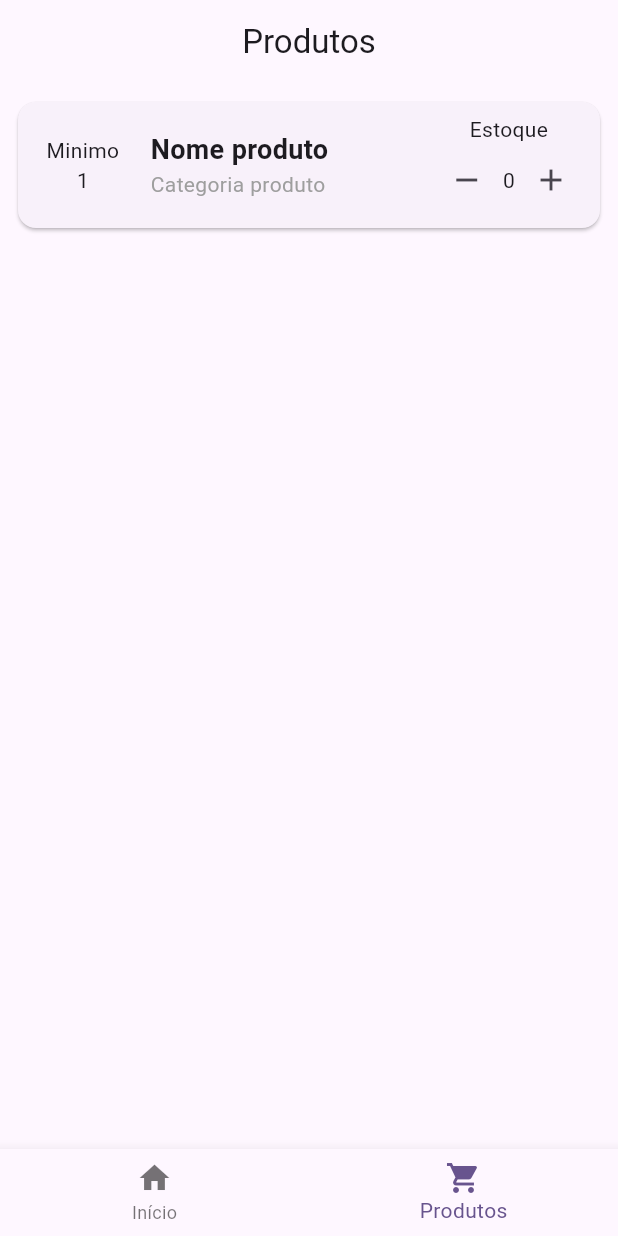
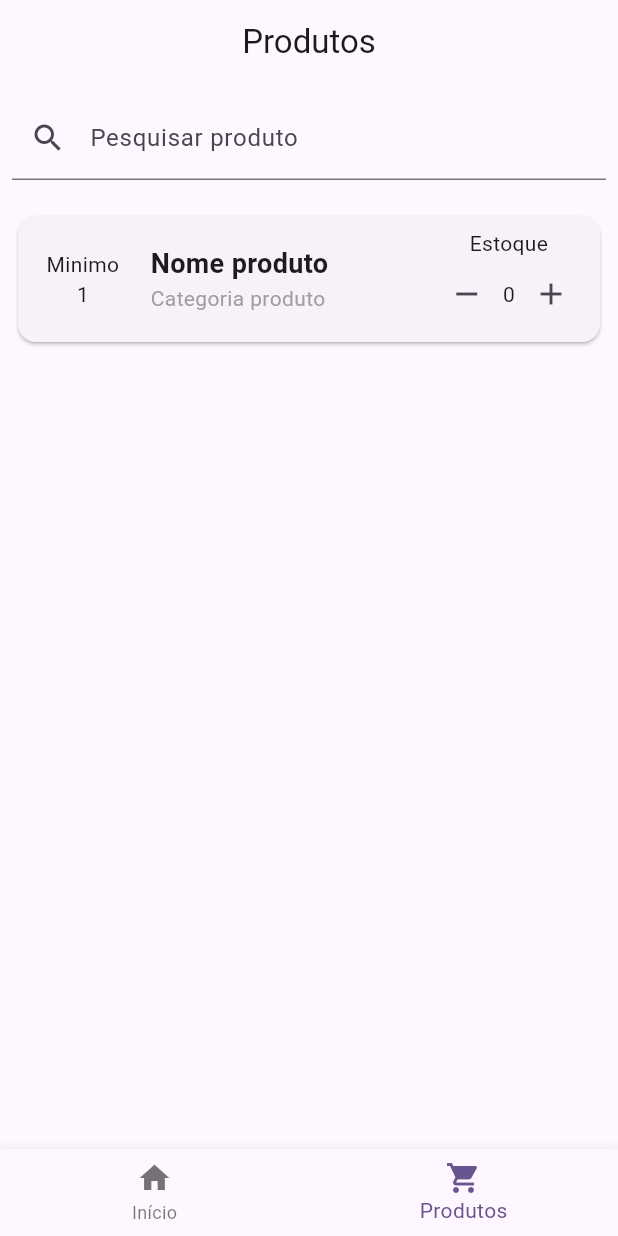
Before and after one commit to HebertCampos/sacola_na_mao, a Flutter app: the screen it shows after launch, swiped to page 2, on a phone screen of 412 x 824 dp. Run offline on Flutter 3.47's test engine with Material 2 defaults, Android fonts, the phone set to English and light mode, and no system bars.

Commit message:
Criando entrada para busca de produto

```diff
--- a/lib/pages/produtos_page.dart
+++ b/lib/pages/produtos_page.dart
@@ -10,6 +10,7 @@ class ProdutosPage extends StatefulWidget {
 }
 
 class _ProdutosPageState extends State<ProdutosPage> {
+  TextEditingController searchController = TextEditingController();
   @override
   Widget build(BuildContext context) {
     return Scaffold(
@@ -17,11 +18,25 @@ class _ProdutosPageState extends State<ProdutosPage> {
         title: const Text('Produtos'),
         centerTitle: true,
       ),
-      body: const Padding(
-        padding: EdgeInsets.all(8.0),
+      body: Padding(
+        padding: const EdgeInsets.all(8.0),
         child: Column(
           children: [
-            CardProdutosComponent(),
+            TextField(
+              controller: searchController,
+              onChanged: (value) =>
+                setState(() {
+                  print(value);
+                }),
+              decoration: const InputDecoration(
+                label: Text('Pesquisar produto'),
+                prefixIcon: Icon(Icons.search)
+              ),
+            ),
+            const SizedBox(
+              height: 20,
+            ),
+            const CardProdutosComponent(),
           ],
         ),
       ),
```
